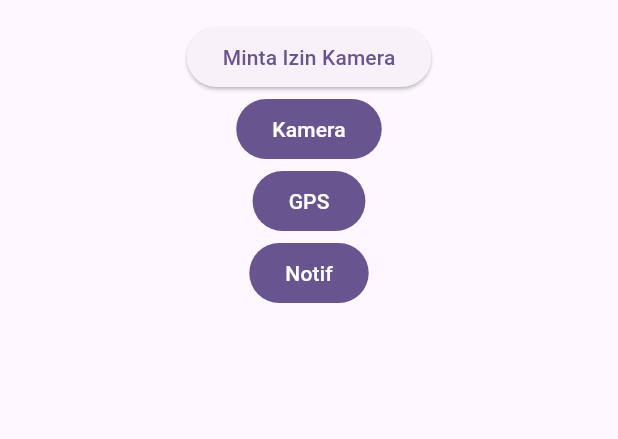
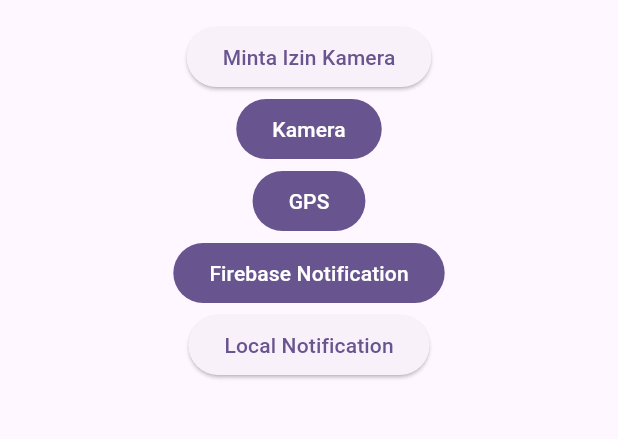
Before and after one commit to aldnazr/test-native, a Flutter app: the screen it shows after launch, on a phone screen of 412 x 824 dp, the part 63-502 px from its top. Run offline on Flutter 3.47's test engine with Material 3 defaults, Android fonts, the phone set to English and light mode, and no system bars; our stand-ins replace camera, firebase_core, firebase_messaging, flutter_local_notifications, geolocator, permission_handler; accounts and stored records are empty.

Commit message:
add local notification

```diff
--- a/lib/main.dart
+++ b/lib/main.dart
@@ -5,6 +5,7 @@ import 'package:flutter/material.dart';
 import 'package:myapp/firebase_options.dart';
 import 'package:myapp/gps_screen.dart';
 import 'package:myapp/notification_screen.dart';
+import 'package:myapp/notification_service.dart';
 import 'package:myapp/permission_manager.dart';
 import 'package:myapp/take_picture_screen.dart';
 
@@ -26,6 +27,8 @@ void main() async {
   // Atur background handler
   FirebaseMessaging.onBackgroundMessage(_firebaseMessagingBackgroundHandler);
 
+  // Local Notification
+  await NotificationService.init();
   // Ambil daftar kamera yang tersedia di perangkat.
   try {
     cameras = await availableCameras();
@@ -110,7 +113,17 @@ class _MyHomePageState extends State<MyHomePage> {
                   MaterialPageRoute(builder: (context) => NotificationScreen()),
                 );
               },
-              child: Text('Notif'),
+              child: Text('Firebase Notification'),
+            ),
+            ElevatedButton(
+              onPressed: () {
+                NotificationService.showNotification(
+                  id: 0,
+                  title: 'Halo!',
+                  body: 'Ini adalah notifikasi lokal sederhana.',
+                );
+              },
+              child: const Text('Local Notification'),
             ),
           ],
         ),
--- /dev/null
+++ b/lib/notification_service.dart
@@ -0,0 +1,43 @@
+import 'package:flutter_local_notifications/flutter_local_notifications.dart';
+
+class NotificationService {
+  static final _notifications = FlutterLocalNotificationsPlugin();
+
+  static Future<void> init() async {
+    const androidInit = AndroidInitializationSettings('@mipmap/ic_launcher');
+    const initSettings = InitializationSettings(android: androidInit);
+
+    await _notifications.initialize(
+      initSettings,
+      onDidReceiveNotificationResponse: (details) {
+        // Callback saat notifikasi ditekan
+        print('Notification clicked: ${details.payload}');
+      },
+    );
+  }
+
+  static Future<void> showNotification({
+    required int id,
+    required String title,
+    required String body,
+    String? payload,
+  }) async {
+    const androidDetails = AndroidNotificationDetails(
+      'default_channel_id',
+      'Default Channel',
+      channelDescription: 'Default notification channel',
+      importance: Importance.max,
+      priority: Priority.high,
+    );
+
+    const notificationDetails = NotificationDetails(android: androidDetails);
+
+    await _notifications.show(
+      id,
+      title,
+      body,
+      notificationDetails,
+      payload: payload,
+    );
+  }
+}
--- a/pubspec.yaml
+++ b/pubspec.yaml
@@ -42,6 +42,7 @@ dependencies:
   geolocator: ^14.0.2
   firebase_core: ^4.1.1
   firebase_messaging: ^16.0.2
+  flutter_local_notifications: ^19.4.2
 
 dev_dependencies:
   flutter_test:
```
Also changed, not shown: pubspec.lock, 1 other file.
